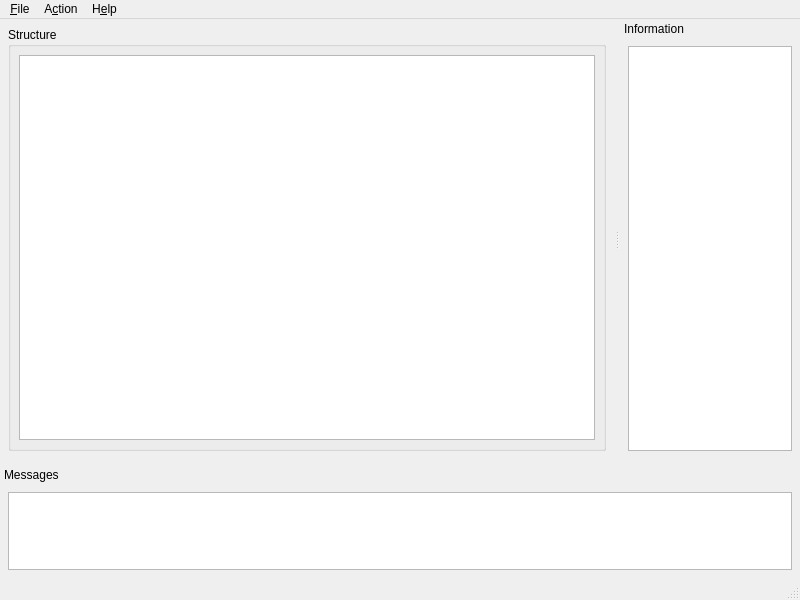
Old version of the form uefitool.ui in the repository LongSoft/UEFITool.
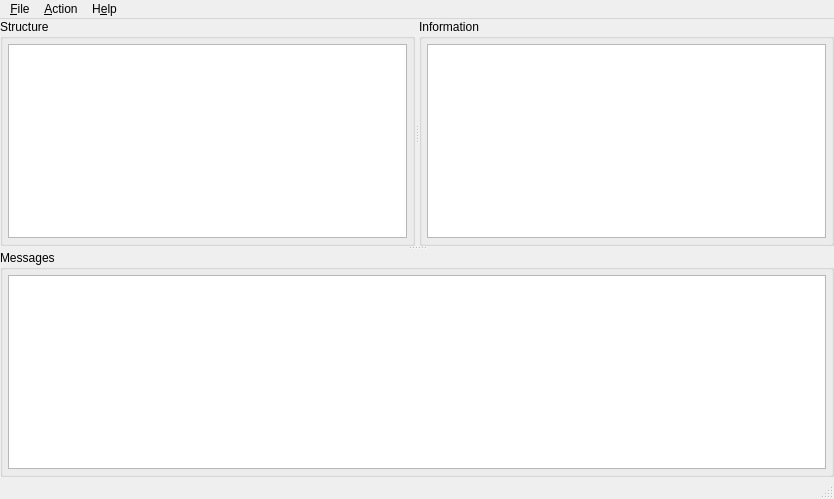
New version of the form.

What changed in the file:
```diff
--- a/uefitool.ui
+++ b/uefitool.ui
@@ -6,8 +6,8 @@
    <rect>
     <x>0</x>
     <y>0</y>
-    <width>800</width>
-    <height>600</height>
+    <width>834</width>
+    <height>499</height>
    </rect>
   </property>
   <property name="sizePolicy">
@@ -31,22 +31,30 @@
    </property>
    <layout class="QHBoxLayout" name="horizontalLayout">
     <property name="spacing">
-     <number>5</number>
+     <number>0</number>
     </property>
     <property name="margin">
-     <number>8</number>
+     <number>0</number>
     </property>
     <item>
-     <widget class="QGroupBox" name="groupBox">
+     <widget class="QSplitter" name="messagesSplitter">
+      <property name="orientation">
+       <enum>Qt::Vertical</enum>
+      </property>
+      <widget class="QSplitter" name="infoSplitter">
+       <property name="orientation">
+        <enum>Qt::Horizontal</enum>
+       </property>
+       <widget class="QGroupBox" name="structureGroupBox">
       <property name="title">
        <string>Structure</string>
       </property>
-      <layout class="QHBoxLayout" name="horizontalLayout_3">
+        <layout class="QHBoxLayout" name="horizontalLayout_4">
        <property name="spacing">
-        <number>5</number>
+          <number>0</number>
        </property>
        <property name="margin">
-        <number>8</number>
+          <number>5</number>
        </property>
        <item>
         <widget class="QTreeView" name="structureTreeView">
@@ -75,6 +83,53 @@
        </item>
       </layout>
      </widget>
+       <widget class="QGroupBox" name="infoGroupBox">
+        <property name="title">
+         <string>Information</string>
+        </property>
+        <layout class="QHBoxLayout" name="horizontalLayout_5">
+         <property name="spacing">
+          <number>0</number>
+         </property>
+         <property name="margin">
+          <number>5</number>
+         </property>
+         <item>
+          <widget class="QPlainTextEdit" name="infoEdit">
+           <property name="acceptDrops">
+            <bool>false</bool>
+           </property>
+           <property name="undoRedoEnabled">
+            <bool>false</bool>
+           </property>
+           <property name="readOnly">
+            <bool>true</bool>
+           </property>
+           <property name="centerOnScroll">
+            <bool>false</bool>
+           </property>
+          </widget>
+         </item>
+        </layout>
+       </widget>
+      </widget>
+      <widget class="QGroupBox" name="messageGroupBox">
+       <property name="title">
+        <string>Messages</string>
+       </property>
+       <layout class="QHBoxLayout" name="horizontalLayout_6">
+        <property name="spacing">
+         <number>0</number>
+        </property>
+        <property name="margin">
+         <number>5</number>
+        </property>
+        <item>
+         <widget class="QListWidget" name="messageListWidget"/>
+        </item>
+       </layout>
+      </widget>
+     </widget>
     </item>
    </layout>
   </widget>
@@ -84,7 +139,7 @@
     <rect>
      <x>0</x>
      <y>0</y>
-     <width>800</width>
+     <width>834</width>
      <height>21</height>
     </rect>
    </property>
@@ -97,9 +152,79 @@
     <addaction name="separator"/>
     <addaction name="actionQuit"/>
    </widget>
+   <widget class="QMenu" name="menuHelp">
+    <property name="title">
+     <string>H&amp;elp</string>
+    </property>
+    <addaction name="actionAbout"/>
+    <addaction name="actionAboutQt"/>
+   </widget>
    <widget class="QMenu" name="menuAction">
     <property name="title">
-     <string>A&amp;ction</string>
+     <string>&amp;Action</string>
+    </property>
+    <widget class="QMenu" name="menuCapsuleActions">
+     <property name="title">
+      <string>&amp;Capsule</string>
+     </property>
+     <addaction name="actionExtract"/>
+     <addaction name="actionExtractBody"/>
+     <addaction name="separator"/>
+     <addaction name="actionRebuild"/>
+    </widget>
+    <widget class="QMenu" name="menuImageActions">
+     <property name="title">
+      <string>&amp;Image</string>
+     </property>
+     <addaction name="actionExtract"/>
+     <addaction name="separator"/>
+     <addaction name="actionRebuild"/>
+    </widget>
+    <widget class="QMenu" name="menuRegionActions">
+     <property name="title">
+      <string>&amp;Region</string>
+     </property>
+     <addaction name="actionExtract"/>
+     <addaction name="separator"/>
+     <addaction name="actionRebuild"/>
+    </widget>
+    <widget class="QMenu" name="menuPaddingActions">
+     <property name="title">
+      <string>&amp;Padding</string>
+     </property>
+     <addaction name="actionExtract"/>
+    </widget>
+    <widget class="QMenu" name="menuVolumeActions">
+     <property name="title">
+      <string>&amp;Volume</string>
+     </property>
+     <addaction name="actionExtract"/>
+     <addaction name="actionExtractBody"/>
+     <addaction name="separator"/>
+     <addaction name="actionRebuild"/>
+     <addaction name="separator"/>
+     <addaction name="actionInsertInto"/>
+     <addaction name="separator"/>
+     <addaction name="actionRemove"/>
+    </widget>
+    <widget class="QMenu" name="menuFileActions">
+     <property name="title">
+      <string>&amp;File</string>
+     </property>
+     <addaction name="actionExtract"/>
+     <addaction name="actionExtractBody"/>
+     <addaction name="separator"/>
+     <addaction name="actionRebuild"/>
+     <addaction name="separator"/>
+     <addaction name="actionInsertInto"/>
+     <addaction name="actionInsertBefore"/>
+     <addaction name="actionInsertAfter"/>
+     <addaction name="separator"/>
+     <addaction name="actionRemove"/>
+    </widget>
+    <widget class="QMenu" name="menuSectionActions">
+     <property name="title">
+      <string>&amp;Section</string>
     </property>
     <widget class="QMenu" name="menuChangeCompressionTo">
      <property name="enabled">
@@ -129,108 +254,26 @@
     <addaction name="separator"/>
     <addaction name="menuChangeCompressionTo"/>
    </widget>
-   <widget class="QMenu" name="menuHelp">
+    <widget class="QMenu" name="menuMessages">
     <property name="title">
-     <string>H&amp;elp</string>
-    </property>
-    <addaction name="actionAbout"/>
-    <addaction name="actionAboutQt"/>
+      <string>&amp;Messages</string>
+     </property>
+     <addaction name="actionMessagesClear"/>
+    </widget>
+    <addaction name="menuCapsuleActions"/>
+    <addaction name="menuImageActions"/>
+    <addaction name="menuRegionActions"/>
+    <addaction name="menuPaddingActions"/>
+    <addaction name="menuVolumeActions"/>
+    <addaction name="menuFileActions"/>
+    <addaction name="menuSectionActions"/>
+    <addaction name="separator"/>
+    <addaction name="menuMessages"/>
    </widget>
    <addaction name="menuFile"/>
    <addaction name="menuAction"/>
    <addaction name="menuHelp"/>
   </widget>
-  <widget class="QDockWidget" name="infoDockWidget">
-   <property name="minimumSize">
-    <size>
-     <width>89</width>
-     <height>111</height>
-    </size>
-   </property>
-   <property name="maximumSize">
-    <size>
-     <width>180</width>
-     <height>524287</height>
-    </size>
-   </property>
-   <property name="features">
-    <set>QDockWidget::DockWidgetMovable</set>
-   </property>
-   <property name="allowedAreas">
-    <set>Qt::LeftDockWidgetArea|Qt::RightDockWidgetArea</set>
-   </property>
-   <property name="windowTitle">
-    <string>Information</string>
-   </property>
-   <attribute name="dockWidgetArea">
-    <number>2</number>
-   </attribute>
-   <widget class="QWidget" name="dockWidgetContents">
-    <layout class="QHBoxLayout" name="horizontalLayout_2">
-     <property name="spacing">
-      <number>5</number>
-     </property>
-     <property name="margin">
-      <number>8</number>
-     </property>
-     <item>
-      <widget class="QPlainTextEdit" name="infoEdit">
-       <property name="acceptDrops">
-        <bool>false</bool>
-       </property>
-       <property name="undoRedoEnabled">
-        <bool>false</bool>
-       </property>
-       <property name="readOnly">
-        <bool>true</bool>
-       </property>
-       <property name="centerOnScroll">
-        <bool>false</bool>
-       </property>
-      </widget>
-     </item>
-    </layout>
-   </widget>
-  </widget>
-  <widget class="QDockWidget" name="messageDockWidget">
-   <property name="minimumSize">
-    <size>
-     <width>91</width>
-     <height>113</height>
-    </size>
-   </property>
-   <property name="maximumSize">
-    <size>
-     <width>524287</width>
-     <height>113</height>
-    </size>
-   </property>
-   <property name="features">
-    <set>QDockWidget::DockWidgetMovable</set>
-   </property>
-   <property name="allowedAreas">
-    <set>Qt::BottomDockWidgetArea|Qt::TopDockWidgetArea</set>
-   </property>
-   <property name="windowTitle">
-    <string>Messages</string>
-   </property>
-   <attribute name="dockWidgetArea">
-    <number>8</number>
-   </attribute>
-   <widget class="QWidget" name="dockWidgetContents_2">
-    <layout class="QVBoxLayout" name="verticalLayout_3">
-     <property name="spacing">
-      <number>5</number>
-     </property>
-     <property name="margin">
-      <number>8</number>
-     </property>
-     <item>
-      <widget class="QListWidget" name="messageListWidget"/>
-     </item>
-    </layout>
-   </widget>
-  </widget>
   <action name="actionInsertAfter">
    <property name="enabled">
     <bool>false</bool>
```
Left out of the diff: 41 changed lines with no effect on the pictures. Lines whose indentation alone changed are shown as unchanged.
